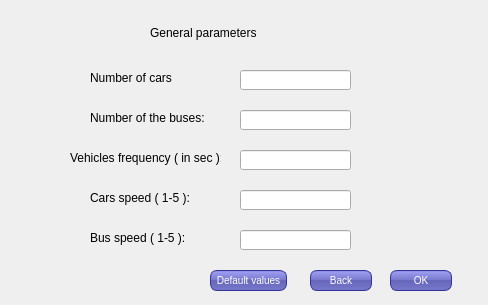
thewitcher/TrafficLights, file Ui/Choose_algorithm_type_and_parameters/choose-algorithm-type.ui: the form before one commit.
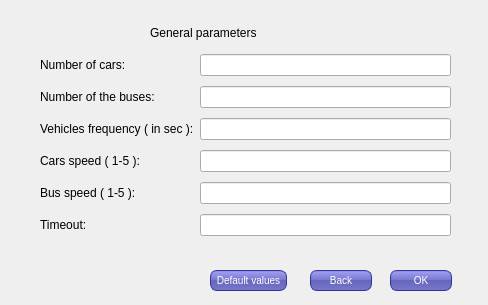
The form after the commit. The open tabs and pages were chosen to show the change.

```diff
--- a/Ui/Choose_algorithm_type_and_parameters/choose-algorithm-type.ui
+++ b/Ui/Choose_algorithm_type_and_parameters/choose-algorithm-type.ui
@@ -419,7 +419,7 @@
       <rect>
        <x>150</x>
        <y>20</y>
-       <width>171</width>
+       <width>201</width>
        <height>26</height>
       </rect>
      </property>
@@ -430,32 +430,6 @@
       <string>General parameters</string>
      </property>
     </widget>
-    <widget class="QLabel" name="label_12">
-     <property name="geometry">
-      <rect>
-       <x>90</x>
-       <y>70</y>
-       <width>91</width>
-       <height>16</height>
-      </rect>
-     </property>
-     <property name="styleSheet">
-      <string notr="true">font: 10pt &quot;Times New Roman&quot;;</string>
-     </property>
-     <property name="text">
-      <string>Number of cars</string>
-     </property>
-    </widget>
-    <widget class="QLineEdit" name="countOfVehiclesLineEdit">
-     <property name="geometry">
-      <rect>
-       <x>240</x>
-       <y>70</y>
-       <width>111</width>
-       <height>20</height>
-      </rect>
-     </property>
-    </widget>
     <widget class="QPushButton" name="closeButtonForGeneral">
      <property name="geometry">
       <rect>
@@ -514,110 +488,6 @@
       <string>Back</string>
      </property>
     </widget>
-    <widget class="QLineEdit" name="carSpeedLineEdit">
-     <property name="geometry">
-      <rect>
-       <x>240</x>
-       <y>190</y>
-       <width>111</width>
-       <height>20</height>
-      </rect>
-     </property>
-    </widget>
-    <widget class="QLineEdit" name="busSpeedLineEdit">
-     <property name="geometry">
-      <rect>
-       <x>240</x>
-       <y>230</y>
-       <width>111</width>
-       <height>20</height>
-      </rect>
-     </property>
-    </widget>
-    <widget class="QLabel" name="label_14">
-     <property name="geometry">
-      <rect>
-       <x>90</x>
-       <y>190</y>
-       <width>101</width>
-       <height>16</height>
-      </rect>
-     </property>
-     <property name="styleSheet">
-      <string notr="true">font: 10pt &quot;Times New Roman&quot;;</string>
-     </property>
-     <property name="text">
-      <string>Cars speed ( 1-5 ):</string>
-     </property>
-    </widget>
-    <widget class="QLabel" name="label_15">
-     <property name="geometry">
-      <rect>
-       <x>90</x>
-       <y>230</y>
-       <width>101</width>
-       <height>16</height>
-      </rect>
-     </property>
-     <property name="styleSheet">
-      <string notr="true">font: 10pt &quot;Times New Roman&quot;;</string>
-     </property>
-     <property name="text">
-      <string>Bus speed ( 1-5 ):</string>
-     </property>
-    </widget>
-    <widget class="QLabel" name="label_16">
-     <property name="geometry">
-      <rect>
-       <x>70</x>
-       <y>150</y>
-       <width>151</width>
-       <height>16</height>
-      </rect>
-     </property>
-     <property name="styleSheet">
-      <string notr="true">font: 10pt &quot;Times New Roman&quot;;</string>
-     </property>
-     <property name="text">
-      <string>Vehicles frequency ( in sec ):</string>
-     </property>
-    </widget>
-    <widget class="QLineEdit" name="vehiclesFrequencyLineEdit">
-     <property name="geometry">
-      <rect>
-       <x>240</x>
-       <y>150</y>
-       <width>111</width>
-       <height>20</height>
-      </rect>
-     </property>
-    </widget>
-    <widget class="QLabel" name="label_17">
-     <property name="geometry">
-      <rect>
-       <x>90</x>
-       <y>110</y>
-       <width>151</width>
-       <height>16</height>
-      </rect>
-     </property>
-     <property name="styleSheet">
-      <string notr="true">font: 10pt &quot;Times New Roman&quot;;</string>
-     </property>
-     <property name="text">
-      <string>Number of the buses:</string>
-     </property>
-    </widget>
-    <widget class="QLineEdit" name="numberOfBusesLineEdit">
-     <property name="geometry">
-      <rect>
-       <x>240</x>
-       <y>110</y>
-       <width>111</width>
-       <height>20</height>
-      </rect>
-     </property>
-    </widget>
     <widget class="QPushButton" name="defaultValuesButtonForGeneral">
      <property name="geometry">
       <rect>
@@ -647,6 +517,102 @@
       <string>Default values</string>
      </property>
     </widget>
+    <widget class="QWidget" name="gridLayoutWidget">
+     <property name="geometry">
+      <rect>
+       <x>40</x>
+       <y>50</y>
+       <width>411</width>
+       <height>194</height>
+      </rect>
+     </property>
+     <layout class="QGridLayout" name="gridLayout">
+      <item row="0" column="0">
+       <widget class="QLabel" name="label_12">
+        <property name="styleSheet">
+         <string notr="true">font: 10pt &quot;Times New Roman&quot;;</string>
+        </property>
+        <property name="text">
+         <string>Number of cars:</string>
+        </property>
+       </widget>
+      </item>
+      <item row="0" column="1">
+       <widget class="QLineEdit" name="countOfVehiclesLineEdit"/>
+      </item>
+      <item row="1" column="0">
+       <widget class="QLabel" name="label_17">
+        <property name="styleSheet">
+         <string notr="true">font: 10pt &quot;Times New Roman&quot;;</string>
+        </property>
+        <property name="text">
+         <string>Number of the buses:</string>
+        </property>
+       </widget>
+      </item>
+      <item row="1" column="1">
+       <widget class="QLineEdit" name="numberOfBusesLineEdit"/>
+      </item>
+      <item row="2" column="0">
+       <widget class="QLabel" name="label_16">
+        <property name="styleSheet">
+         <string notr="true">font: 10pt &quot;Times New Roman&quot;;</string>
+        </property>
+        <property name="text">
+         <string>Vehicles frequency ( in sec ):</string>
+        </property>
+       </widget>
+      </item>
+      <item row="2" column="1">
+       <widget class="QLineEdit" name="vehiclesFrequencyLineEdit"/>
+      </item>
+      <item row="3" column="0">
+       <widget class="QLabel" name="label_14">
+        <property name="styleSheet">
+         <string notr="true">font: 10pt &quot;Times New Roman&quot;;</string>
+        </property>
+        <property name="text">
+         <string>Cars speed ( 1-5 ):</string>
+        </property>
+       </widget>
+      </item>
+      <item row="3" column="1">
+       <widget class="QLineEdit" name="carSpeedLineEdit"/>
+      </item>
+      <item row="4" column="0">
+       <widget class="QLabel" name="label_15">
+        <property name="styleSheet">
+         <string notr="true">font: 10pt &quot;Times New Roman&quot;;</string>
+        </property>
+        <property name="text">
+         <string>Bus speed ( 1-5 ):</string>
+        </property>
+       </widget>
+      </item>
+      <item row="4" column="1">
+       <widget class="QLineEdit" name="busSpeedLineEdit"/>
+      </item>
+      <item row="5" column="0">
+       <widget class="QLabel" name="label_18">
+        <property name="styleSheet">
+         <string notr="true">font: 10pt &quot;Times New Roman&quot;;</string>
+        </property>
+        <property name="text">
+         <string>Timeout:</string>
+        </property>
+       </widget>
+      </item>
+      <item row="5" column="1">
+       <widget class="QLineEdit" name="timeoutLineEdit"/>
+      </item>
+     </layout>
+    </widget>
+    <zorder>label_11</zorder>
+    <zorder>closeButtonForGeneral</zorder>
+    <zorder>backButtonForGeneral</zorder>
+    <zorder>defaultValuesButtonForGeneral</zorder>
+    <zorder>gridLayoutWidget</zorder>
+    <zorder>label_12</zorder>
    </widget>
   </widget>
  </widget>
```
Left out of the diff: 6 changed lines with no effect on the pictures.
